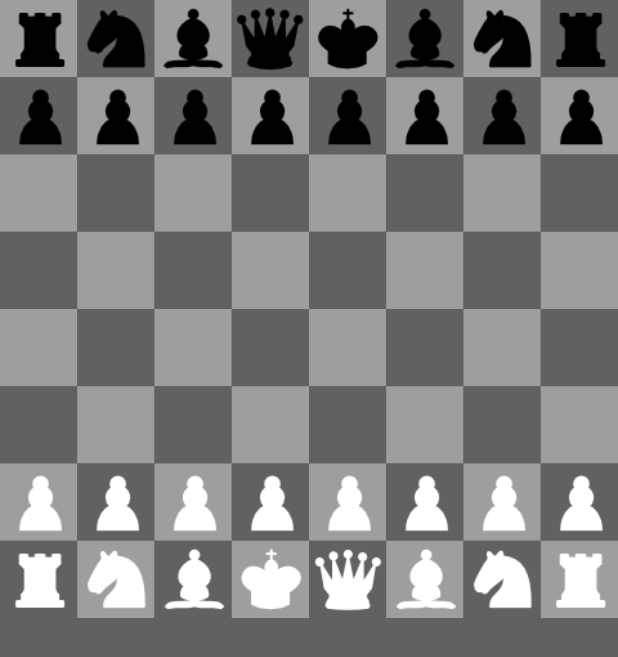
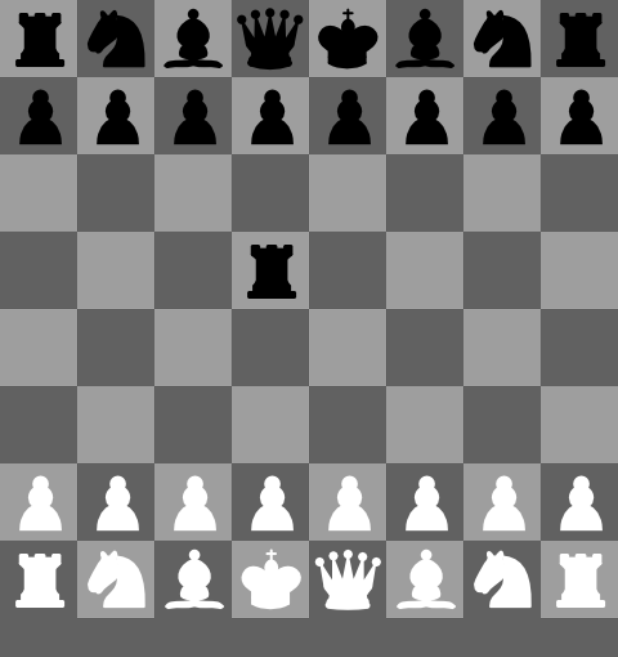
Before and after one commit to bladeheaven54-commits/Mister_White, a Flutter app: the screen it shows after launch, on a phone screen of 412 x 824 dp. Shown: the top 657 px of the screen. Run offline on Flutter 3.47's test engine with Material 3 defaults, Android fonts, the phone set to English and light mode, and no system bars.

Commit message:
un pequeño error acomodado
listo con el error de la torre

```diff
--- a/lib/game_board.dart
+++ b/lib/game_board.dart
@@ -35,6 +35,11 @@ class _GameBoardstate extends State<GameBoard> {
     );
 
     //PIEZA EN MEDIO DEL TABLERO
+    newBoard[3][3] = ChessPiece(
+      type: ChessPieceType.rook,
+      isWhite: false,
+      imagePath: 'assets/pieces/b_r.png',
+    );
 
     //colocar los peones
     for (int i = 0; i < 8; i++) {
@@ -216,7 +221,7 @@ class _GameBoardstate extends State<GameBoard> {
             }
             if (board[newRow][newCol] != null) {
               if (board[newRow][newCol]!.isWhite != piece.isWhite) {
-                candidateMoves.add([newRow, newRow]); //muerte
+                candidateMoves.add([newRow, newCol]); //muerte
               }
               break; //bucle bloqueado
             }
```
